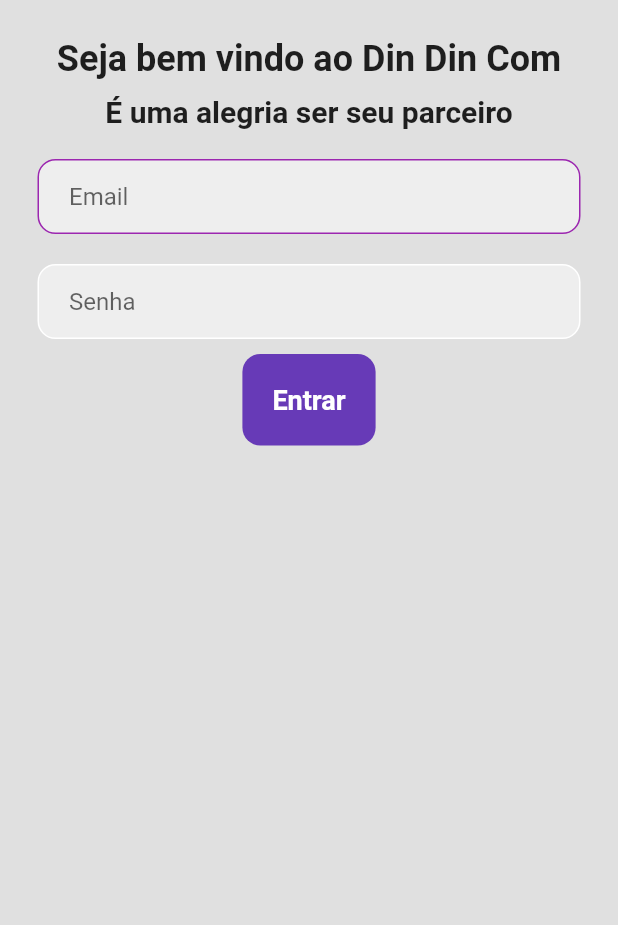
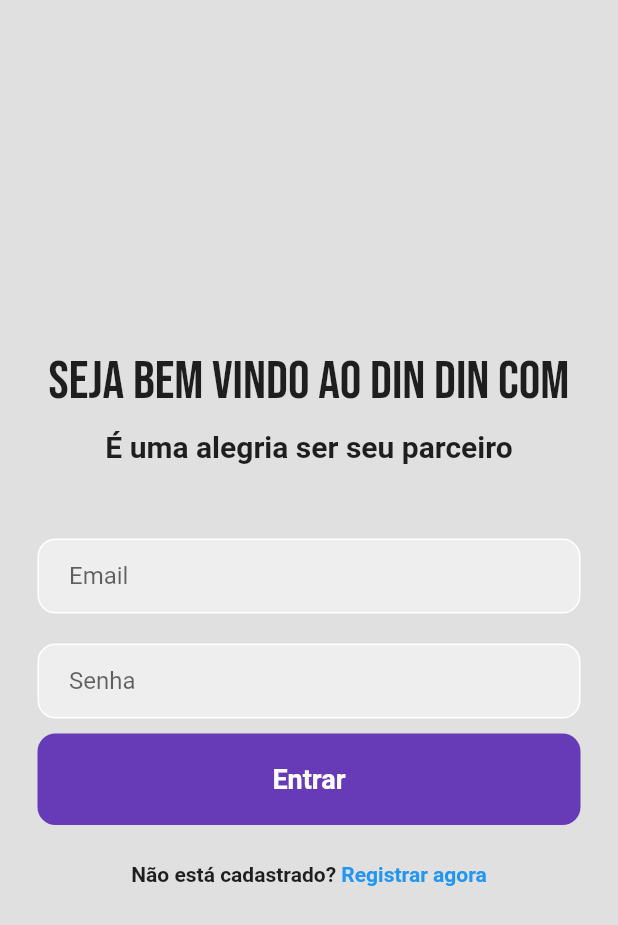
Before and after one commit to matheusfellipe/dindin_flutter, a Flutter app: the screen it shows after launch, on a phone screen of 412 x 824 dp. Shown: the top 925 px of the screen. Run offline on Flutter 3.47's test engine with Material 2 defaults, Android fonts, the phone set to English and light mode, and no system bars; our stand-ins replace google_fonts.

Commit message:
improving login screen

```diff
--- a/lib/login_page.dart
+++ b/lib/login_page.dart
@@ -1,6 +1,7 @@
 // ignore_for_file: prefer_const_literals_to_create_immutables, prefer_const_constructors
 
 import 'package:flutter/material.dart';
+import 'package:google_fonts/google_fonts.dart';
 
 class LoginPage extends StatefulWidget {
   const LoginPage({Key? key}) : super(key: key);
@@ -16,26 +17,30 @@ class _LoginPageState extends State<LoginPage> {
       backgroundColor: Colors.grey[300],
       body: SafeArea(
         child: Center(
-          child: Column(children: [
-            SizedBox(height: 25),
+          child: Column(
+            mainAxisAlignment: MainAxisAlignment.center,
+            children: [
+
             Text(
               'Seja bem vindo ao Din Din Com',
-              style: TextStyle(fontWeight: FontWeight.bold, fontSize: 24),
+              style: GoogleFonts.bebasNeue(
+                fontSize: 36,
+              ),
             ),
             SizedBox(height: 10),
             Text(
               'É uma alegria ser seu parceiro',
               style: TextStyle(fontWeight: FontWeight.bold, fontSize: 20),
             ),
-            SizedBox(height: 20),
+            SizedBox(height: 50),
             Padding(
               padding: const EdgeInsets.symmetric(horizontal: 25.0),
               child: Container(
                 decoration: BoxDecoration(
                   color: Colors.grey[200],
-                  border: Border.all(color: Colors.purple),
+                  border: Border.all(color: Colors.white),
                   borderRadius: BorderRadius.circular(12),
-                  ),
+                ),
                 child: Padding(
                   padding: const EdgeInsets.only(left: 20.0),
                   child: TextField(
@@ -47,7 +52,7 @@ class _LoginPageState extends State<LoginPage> {
                 ),
               ),
             ),
-             SizedBox(height: 20),
+            SizedBox(height: 20),
             Padding(
               padding: const EdgeInsets.symmetric(horizontal: 25.0),
               child: Container(
@@ -55,8 +60,7 @@ class _LoginPageState extends State<LoginPage> {
                   color: Colors.grey[200],
                   border: Border.all(color: Colors.white),
                   borderRadius: BorderRadius.circular(12),
-                  ),
-
+                ),
                 child: Padding(
                   padding: const EdgeInsets.only(left: 20.0),
                   child: TextField(
@@ -69,23 +73,46 @@ class _LoginPageState extends State<LoginPage> {
                 ),
               ),
             ),
-
             SizedBox(height: 10),
-
             Padding(
-              padding: const EdgeInsets.symmetric(horizontal:25.0),
+              padding: const EdgeInsets.symmetric(horizontal: 25.0),
               child: Container(
                 padding: EdgeInsets.all(20),
-                decoration: BoxDecoration(color: Colors.deepPurple,
-                borderRadius: BorderRadius.circular(12)
-                ),
-                child: Text('Entrar',
-                style: TextStyle(color: Colors.white,
-                fontWeight: FontWeight.bold,
-                fontSize: 18
-                ),
+                decoration: BoxDecoration(
+                    color: Colors.deepPurple,
+                    borderRadius: BorderRadius.circular(12)),
+                child: Center(
+                  child: Text(
+                    'Entrar',
+                    style: TextStyle(
+                        color: Colors.white,
+                        fontWeight: FontWeight.bold,
+                        fontSize: 18),
+                  ),
                 ),
               ),
+            ),
+            SizedBox(
+              height: 25,
+            ),
+            Row(
+              mainAxisAlignment: MainAxisAlignment.center,
+              children: [
+                Text(
+                  'Não está cadastrado?',
+                  style: TextStyle(
+
+                    fontWeight: FontWeight.bold,
+                  ),
+                ),
+                Text(
+                  ' Registrar agora',
+                  style: TextStyle(
+                    color: Colors.blue,
+                    fontWeight: FontWeight.bold,
+                  ),
+                )
+              ],
             ),
           ]),
         ),
--- a/pubspec.yaml
+++ b/pubspec.yaml
@@ -36,6 +36,7 @@ dependencies:
   # The following adds the Cupertino Icons font to your application.
   # Use with the CupertinoIcons class for iOS style icons.
   cupertino_icons: ^1.0.2
+  google_fonts:
 
 dev_dependencies:
   flutter_test:
```
Also changed, not shown: pubspec.lock.
